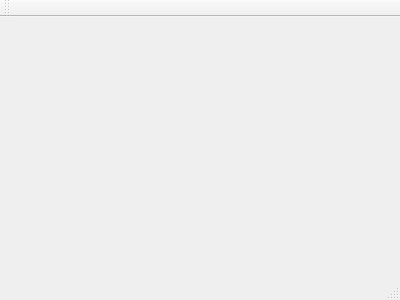
The window that loaderwindow.ui (Coderlane/QtOpenGLObjectLoaderDemo) describes before a commit, drawn with Qt 5.
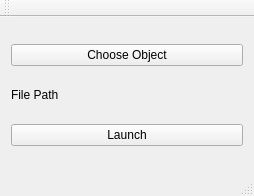
The same window after the commit.

The edit to the form file:
```diff
--- a/loaderwindow.ui
+++ b/loaderwindow.ui
@@ -1,24 +1,75 @@
 <ui version="4.0">
  <class>LoaderWindow</class>
- <widget class="QMainWindow" name="LoaderWindow" >
-  <property name="geometry" >
+ <widget class="QMainWindow" name="LoaderWindow">
+  <property name="geometry">
    <rect>
     <x>0</x>
     <y>0</y>
-    <width>400</width>
-    <height>300</height>
+    <width>254</width>
+    <height>196</height>
    </rect>
   </property>
   <property name="windowTitle" >
    <string>LoaderWindow</string>
   </property>
-  <widget class="QMenuBar" name="menuBar" />
-  <widget class="QToolBar" name="mainToolBar" />
-  <widget class="QWidget" name="centralWidget" />
-  <widget class="QStatusBar" name="statusBar" />
+  <widget class="QWidget" name="centralWidget">
+   <layout class="QGridLayout" name="gridLayout">
+    <item row="1" column="0">
+     <widget class="QPushButton" name="objectButton">
+      <property name="text">
+       <string>Choose Object</string>
+      </property>
+     </widget>
+    </item>
+    <item row="2" column="0">
+     <widget class="QLabel" name="pathLabel">
+      <property name="sizePolicy">
+       <sizepolicy hsizetype="Minimum" vsizetype="Fixed">
+        <horstretch>0</horstretch>
+        <verstretch>0</verstretch>
+       </sizepolicy>
+      </property>
+      <property name="text">
+       <string>File Path</string>
+      </property>
+     </widget>
+    </item>
+    <item row="3" column="0">
+     <widget class="QPushButton" name="launchButton">
+      <property name="sizePolicy">
+       <sizepolicy hsizetype="MinimumExpanding" vsizetype="Fixed">
+        <horstretch>0</horstretch>
+        <verstretch>0</verstretch>
+       </sizepolicy>
+      </property>
+      <property name="text">
+       <string>Launch</string>
+      </property>
+     </widget>
+    </item>
+   </layout>
+  </widget>
+  <widget class="QMenuBar" name="menuBar">
+   <property name="geometry">
+    <rect>
+     <x>0</x>
+     <y>0</y>
+     <width>254</width>
+     <height>24</height>
+    </rect>
+   </property>
+  </widget>
+  <widget class="QToolBar" name="mainToolBar">
+   <attribute name="toolBarArea">
+    <enum>TopToolBarArea</enum>
+   </attribute>
+   <attribute name="toolBarBreak">
+    <bool>false</bool>
+   </attribute>
+  </widget>
+  <widget class="QStatusBar" name="statusBar"/>
  </widget>
- <layoutDefault spacing="6" margin="11" />
- <pixmapfunction></pixmapfunction>
+ <layoutdefault spacing="6" margin="11"/>
  <resources/>
  <connections/>
 </ui>
```
Left out of the diff: 3 changed lines with no effect on the pictures.
